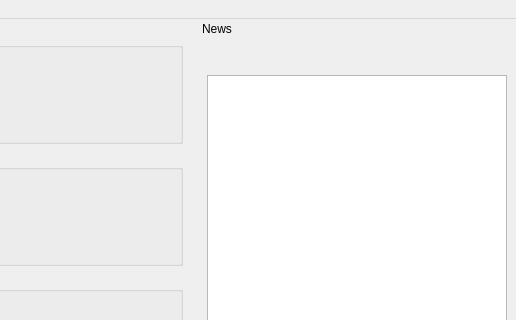
This is OTModules/OTGeneric/wstart.ui in pietr26/OMSI-Tools as Qt 5 draws it before an edit; both pictures show x 478 to 994 and y 0 to 320 of the 994 by 758 pixel window. The edited form follows.
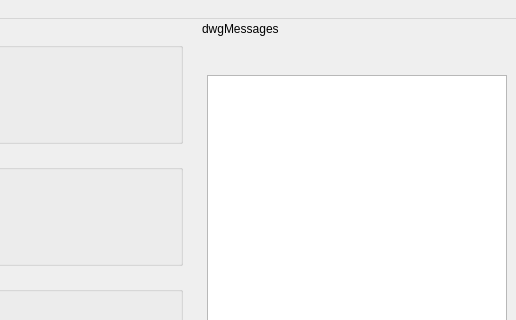
This is the edited form. Icons and pictures are not drawn.

Patch:
```diff
--- a/OTModules/OTGeneric/wstart.ui
+++ b/OTModules/OTGeneric/wstart.ui
@@ -586,7 +586,7 @@
     <set>Qt::RightDockWidgetArea</set>
    </property>
    <property name="windowTitle">
-    <string>News</string>
+    <string notr="true">dwgMessages</string>
    </property>
    <attribute name="dockWidgetArea">
     <number>2</number>
```
